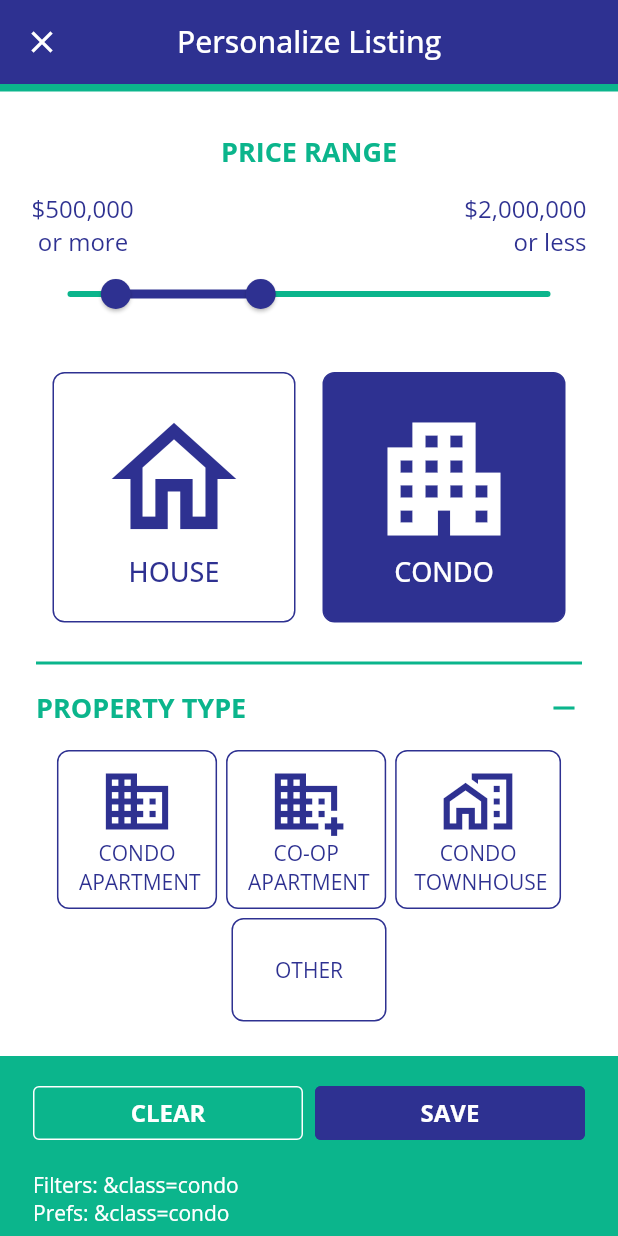
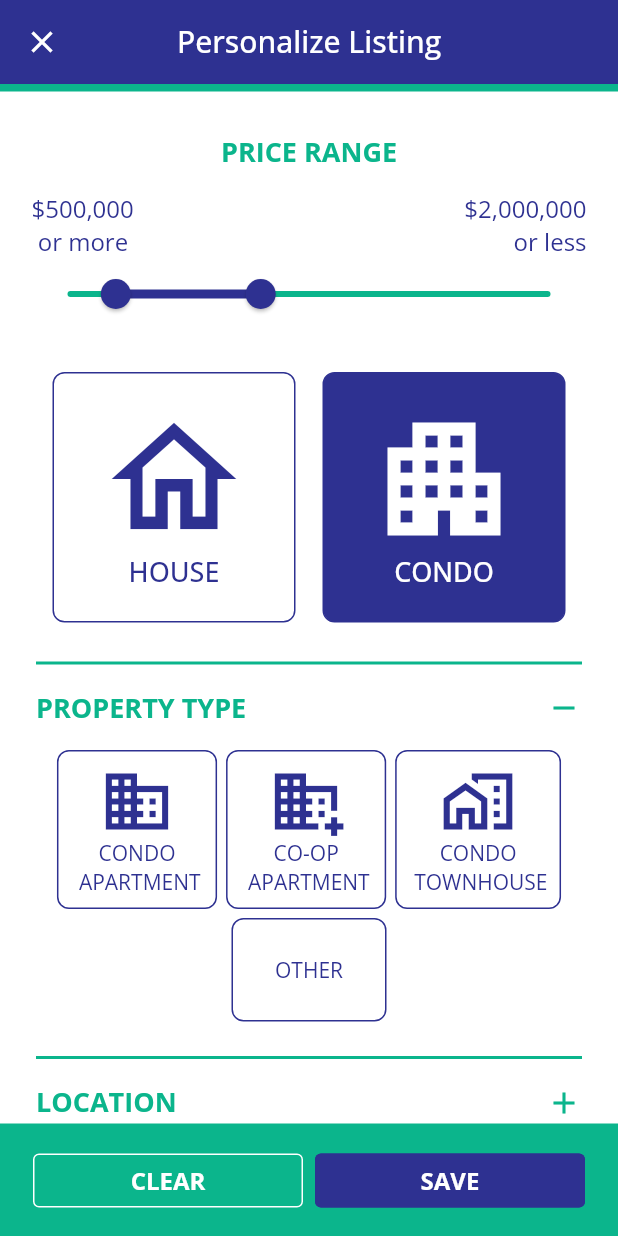
Before and after one commit to hesptech/rhouse_test, a Flutter app: the FiltersScreen screen opened by its route, after a tap on "CONDO", after a tap on "PROPERTY TYPE", on a phone screen of 412 x 824 dp. Run offline on Flutter 3.47's test engine with Material 2 defaults, Android fonts, the phone set to English and light mode, and no system bars; our stand-ins replace firebase_auth, firebase_core, geolocator, google_fonts, google_maps_flutter, shared_preferences; accounts and stored records are empty; network calls fail.

Commit message:
certificate fix, filters comment Prefs., model listing update, repliers new URL pageNum property

```diff
--- a/lib/filters/filters_bottom_bar.dart
+++ b/lib/filters/filters_bottom_bar.dart
@@ -18,10 +18,10 @@ class _FiltersBottomBarState extends State<FiltersBottomBar> {
   Widget build(BuildContext context) {
 
     final filterProvider = Provider.of<FilterProvider>( context );
-    final currentFilter = filterProvider.filterProvider;
+    //final currentFilter = filterProvider.filterProvider;
 
     return Container(
-            height: 120,
+            height: 75,
             color: kSecondaryColor,
             padding: const EdgeInsets.fromLTRB(22.0, 14.0, 22.0, 0),
             child: Column(
@@ -63,7 +63,7 @@ class _FiltersBottomBarState extends State<FiltersBottomBar> {
                     ),
                   ]
                 ),
-                const SizedBox(
+                /* const SizedBox(
                   height: 14,
                 ),
                 Row(
@@ -77,7 +77,7 @@ class _FiltersBottomBarState extends State<FiltersBottomBar> {
                   children: [
                     Text('Prefs: ${Preferences.filtersClassIconsBt}', style: const TextStyle(color: Colors.white,),)
                   ],
-                ),
+                ), */
               ],
             ),
 
--- a/lib/filters/filters_gta_west.dart
+++ b/lib/filters/filters_gta_west.dart
@@ -112,7 +112,7 @@ class _FiltersGtaWestState extends State<FiltersGtaWest> {
             children: propertiesGtaWestOtherWidgets.toList(),
           ),
           const SizedBox( height: 16.0,),
-          Text('Prefs.filtersGtaWest: ${Preferences.filtersGtaWest}'),
+          //Text('Prefs.filtersGtaWest: ${Preferences.filtersGtaWest}'),
         ],
         onExpansionChanged: (bool expanded) {
           setState(() => _openCloseIcons[0] = expanded );
--- a/lib/filters/filters_tr_central.dart
+++ b/lib/filters/filters_tr_central.dart
@@ -85,7 +85,7 @@ class _FiltersTrCentralState extends State<FiltersTrCentral> {
             children: propertiesTrCentralWidgets.toList(),
           ),
           const SizedBox( height: 16.0,),
-          Text('Prefs.filtersTrCentral: ${Preferences.filtersTrCentral}'),
+          //Text('Prefs.filtersTrCentral: ${Preferences.filtersTrCentral}'),
         ],
         onExpansionChanged: (bool expanded) {
           setState(() => _openCloseIcons[0] = expanded );
--- a/lib/models/response_listings.dart
+++ b/lib/models/response_listings.dart
@@ -2,42 +2,45 @@ import 'dart:convert';
 
 class Listing {
   Listing({
+    this.mlsNumber,
     this.listingClass,
+    this.images,
     this.listDate,
-    this.images,
+    this.timestamps,
     this.daysOnMarket,
     this.listPrice,
     this.address,
     this.details,
     this.rooms,
     this.lot,
-    this.mlsNumber,
   });
 
+  String? mlsNumber;
   String? listingClass;
+  List<String>? images;
   DateTime? listDate;
-  List<String>? images;
+  Timestamps? timestamps;
   String? daysOnMarket;
   String? listPrice;
   Address? address;
   Details? details;
   Map<String, Room>? rooms;
   Lot? lot;
-  String? mlsNumber;
 
   factory Listing.fromJson(String str) => Listing.fromMap(json.decode(str));
 
   factory Listing.fromMap(Map<String, dynamic> json) => Listing(
+    mlsNumber: json["mlsNumber"],
     listingClass: json["class"],
+    images: List<String>.from(json["images"].map((x) => x)),
     listDate: DateTime.parse(json["listDate"]),
-    images: List<String>.from(json["images"].map((x) => x)),
+    timestamps: Timestamps.fromMap(json["timestamps"]),
     daysOnMarket: json["daysOnMarket"],
     listPrice: json["listPrice"],
     address: Address.fromMap(json["address"]),
     details: Details.fromMap(json["details"]),
     rooms: Map.from(json["rooms"]).map((k, v) => MapEntry<String, Room>(k, Room.fromMap(v))),
     lot: Lot.fromMap(json["lot"]),
-    mlsNumber: json["mlsNumber"],
   );
 }
 
@@ -74,6 +77,21 @@ class Room {
         features3: json["features3"] ?? json["features3"],
         features2: json["features2"] ?? json["features2"],
     );
+}
+
+
+class Timestamps {
+  Timestamps({
+    this.listingEntryDate
+  });
+
+  DateTime? listingEntryDate;
+
+  factory Timestamps.fronJson(String str) => Timestamps.fromMap(json.decode(str));
+
+  factory Timestamps.fromMap(Map<String, dynamic> json) => Timestamps(
+    listingEntryDate: DateTime.parse(json["listingEntryDate"]),
+  );
 }
 
 
@@ -116,7 +134,7 @@ class Address {
 class Details {
   Details({
     this.propertyType,
-    this.numRooms,
+    this.numBedrooms,
     this.numBedroomsPlus,
     this.numBathrooms,
     this.numParkingSpaces,
@@ -124,7 +142,7 @@ class Details {
   });
 
   String? propertyType;
-  String? numRooms;
+  String? numBedrooms;
   String? numBedroomsPlus;
   String? numBathrooms;
   String? numParkingSpaces;
@@ -134,7 +152,7 @@ class Details {
 
   factory Details.fromMap(Map<String, dynamic> json) => Details(
     propertyType: json["propertyType"],
-    numRooms: json["numRooms"],
+    numBedrooms: json["numBedrooms"],
     numBedroomsPlus: json["numBedroomsPlus"],
     numBathrooms: json["numBathrooms"],
     numParkingSpaces: json["numParkingSpaces"],
```
Also changed, not shown: lib/main.dart (+13 -0 lines), lib/providers/repliers_provider.dart (+43 -3 lines), lib/widgets/card_hor.dart (+25 -16 lines), 1 other file.
